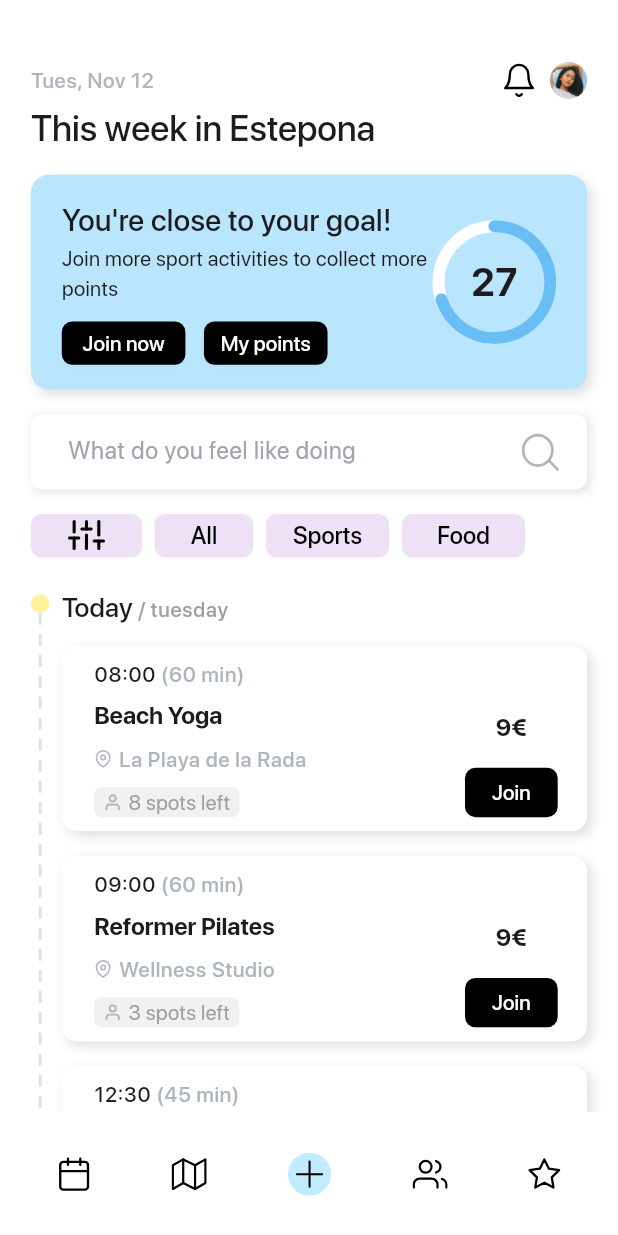
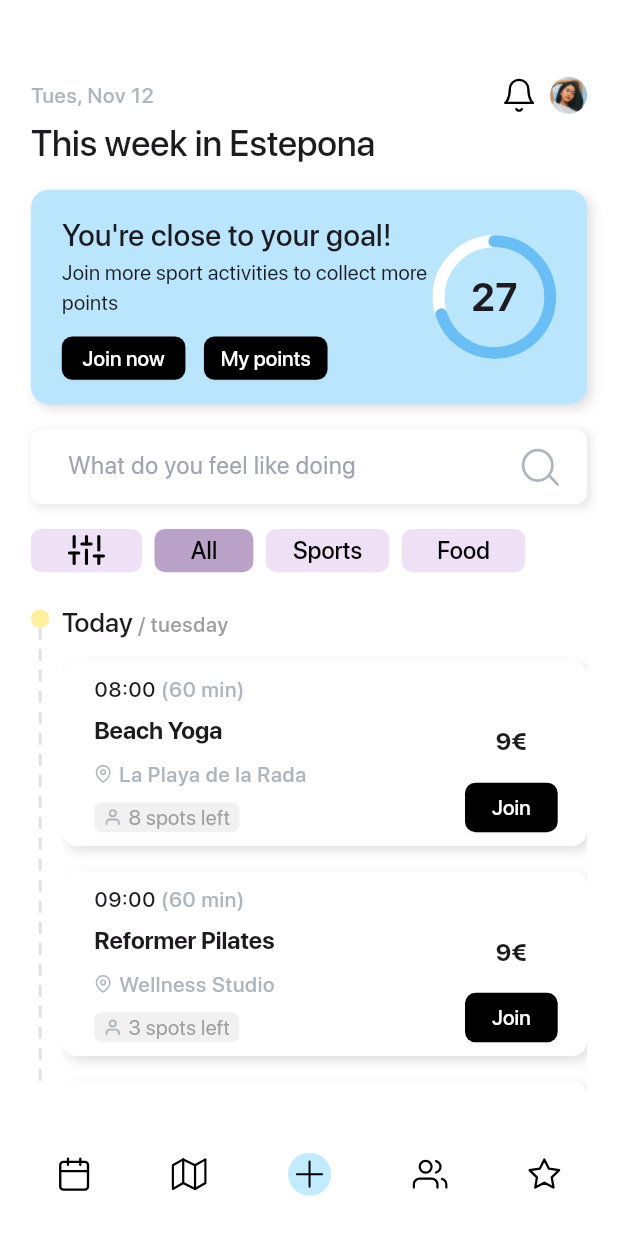
Before and after one commit to DarienRomero/SportsApp, a Flutter app: the screen it shows after launch, on a phone screen of 412 x 824 dp. Run offline on Flutter 3.47's test engine with Material 3 defaults, Android fonts, the phone set to English and light mode, and no system bars; drawn by our look-alikes of dotted_line, percent_indicator; our stand-ins replace animate_do, dartz, equatable, flutter_bloc, flutter_svg, get_it and 1 more; missing offline and left inert: flutter_skeleton_ui.

Commit message:
feat: category selector

```diff
--- a/lib/features/activities/data/datasources/mock/activities_repository_mock_datasource.dart
+++ b/lib/features/activities/data/datasources/mock/activities_repository_mock_datasource.dart
@@ -1,5 +1,5 @@
 import 'package:news_app/features/activities/data/models/activity_model.dart';
 
 abstract class ActivitiesRepositoryMockDataSource {
-  Future<List<ActivityModel>> getActivities();
+  Future<List<ActivityModel>> getActivities(String category);
 }
--- a/lib/features/activities/data/repositories/activities_repository_impl.dart
+++ b/lib/features/activities/data/repositories/activities_repository_impl.dart
@@ -1,9 +1,9 @@
 import 'package:dartz/dartz.dart';
 import 'package:news_app/core/error/failures.dart';
-import 'package:news_app/core/usecases/usecases.dart';
 import 'package:news_app/features/activities/data/datasources/mock/activities_repository_mock_datasource.dart';
 import 'package:news_app/features/activities/domain/entities/activity_entity.dart';
 import 'package:news_app/features/activities/domain/repositories/activities_repository.dart';
+import 'package:news_app/features/activities/domain/usecases/get_activities_usecase.dart';
 
 class ActivitiesRepositoryImpl implements ActivitiesRepository{
 
@@ -14,9 +14,9 @@
   });
 
   @override
-  Future<Either<Failure, List<ActivityEntity>>> getActivities(NoParams body) async{
+  Future<Either<Failure, List<ActivityEntity>>> getActivities(GetActivitiesParams body) async{
     try{
-      final response = await activitiesRepositoryMockDataSource.getActivities();
+      final response = await activitiesRepositoryMockDataSource.getActivities(body.category);
       return Right(response);
     }on NetworkFailure catch(e){
       return Left(e);
--- a/lib/features/activities/domain/entities/activity_entity.dart
+++ b/lib/features/activities/domain/entities/activity_entity.dart
@@ -9,6 +9,7 @@
   final int availableSpots;
   final String price;
   final List<String> labels;
+  final String category;
 
   const ActivityEntity({
     required this.id,
@@ -19,6 +20,7 @@
     required this.availableSpots,
     required this.price,
     required this.labels,
+    required this.category
   });
 
   ActivityEntity copyWith({
@@ -29,7 +31,8 @@
     String? location,
     int? availableSpots,
     String? price,
-    List<String>? labels
+    List<String>? labels,
+    String? category
   }) => ActivityEntity(
     id: id ?? this.id,
     startTime: startTime ?? this.startTime,
@@ -39,6 +42,7 @@
     availableSpots: availableSpots ?? this.availableSpots,
     price: price ?? this.price,
     labels: labels ?? this.labels,
+    category: category ?? this.category,
   );
 
   @override
@@ -50,6 +54,7 @@
     location,
     availableSpots,
     price,
-    labels
+    labels,
+    category
   ];
 }
--- a/lib/features/activities/domain/repositories/activities_repository.dart
+++ b/lib/features/activities/domain/repositories/activities_repository.dart
@@ -1,8 +1,8 @@
 import 'package:dartz/dartz.dart';
 import 'package:news_app/core/error/failures.dart';
-import 'package:news_app/core/usecases/usecases.dart';
 import 'package:news_app/features/activities/domain/entities/activity_entity.dart';
+import 'package:news_app/features/activities/domain/usecases/get_activities_usecase.dart';
 
 abstract class ActivitiesRepository{
-  Future<Either<Failure, List<ActivityEntity>>> getActivities(NoParams body);
+  Future<Either<Failure, List<ActivityEntity>>> getActivities(GetActivitiesParams body);
 }
--- a/lib/features/activities/domain/usecases/get_activities_usecase.dart
+++ b/lib/features/activities/domain/usecases/get_activities_usecase.dart
@@ -4,14 +4,22 @@
 import 'package:news_app/features/activities/domain/entities/activity_entity.dart';
 import 'package:news_app/features/activities/domain/repositories/activities_repository.dart';
 
-class GetActivitiesUseCase implements UseCase<List<ActivityEntity>, NoParams>{
+class GetActivitiesUseCase implements UseCase<List<ActivityEntity>, GetActivitiesParams>{
   final ActivitiesRepository activityRepository;
 
   GetActivitiesUseCase(this.activityRepository);
 
   @override
-  Future<Either<Failure, List<ActivityEntity>>> call(NoParams params) async {
+  Future<Either<Failure, List<ActivityEntity>>> call(GetActivitiesParams params) async {
     return await activityRepository.getActivities(params);
   }
 
 }
+
+class GetActivitiesParams {
+  final String category;
+
+  GetActivitiesParams({
+    required this.category
+  });
+}
--- a/lib/features/activities/presentation/bloc/activities_bloc.dart
+++ b/lib/features/activities/presentation/bloc/activities_bloc.dart
@@ -1,6 +1,5 @@
 import 'package:flutter/material.dart';
 import 'package:flutter_bloc/flutter_bloc.dart';
-import 'package:news_app/core/usecases/usecases.dart';
 import 'package:news_app/features/activities/domain/entities/activity_entity.dart';
 import 'package:news_app/features/activities/domain/usecases/get_activities_usecase.dart';
 
@@ -16,7 +15,8 @@
   }) : super( const ActivitiesState(
     activitiesList: [],
     activitiesListError: false,
-    activitiesListLoading: false
+    activitiesListLoading: false,
+    categorySelected: "All"
   ) ) {
 
     on<StartGetActivities>((event, emit) async {
@@ -25,7 +25,9 @@
         activitiesListError: false,
         activitiesList: [],
       ));
-      final failureOrData = await getActivitiesUseCase(NoParams());
+      final failureOrData = await getActivitiesUseCase(GetActivitiesParams(
+        category: state.categorySelected
+      ));
       failureOrData.fold(
         (failure) => emit(state.copyWith(
           activitiesListLoading: false,
@@ -39,5 +41,11 @@
         ))
       );
     });
+    on<StartSelectCategory>((event, emit) async {
+      emit(state.copyWith(
+        categorySelected: event.category
+      ));
+      add(StartGetActivities());
+    });
   }
 }
--- a/lib/features/activities/presentation/bloc/activities_event.dart
+++ b/lib/features/activities/presentation/bloc/activities_event.dart
@@ -6,3 +6,10 @@
 class StartGetActivities extends ActivitiesEvent {
   StartGetActivities();
 }
+
+class StartSelectCategory extends ActivitiesEvent {
+  final String category;
+  StartSelectCategory({
+    required this.category
+  });
+}
--- a/lib/features/activities/presentation/bloc/activities_state.dart
+++ b/lib/features/activities/presentation/bloc/activities_state.dart
@@ -5,20 +5,24 @@
   final bool activitiesListLoading;
   final bool activitiesListError;
   final List<ActivityEntity> activitiesList;
+  final String categorySelected;
 
   const ActivitiesState({
     required this.activitiesListLoading,
     required this.activitiesListError,
-    required this.activitiesList
+    required this.activitiesList,
+    required this.categorySelected,
   });
 
   ActivitiesState copyWith({
     bool? activitiesListLoading,
     bool? activitiesListError,
-    List<ActivityEntity>? activitiesList
+    List<ActivityEntity>? activitiesList,
+    String? categorySelected
   }) => ActivitiesState(
     activitiesListLoading: activitiesListLoading ?? this.activitiesListLoading,
     activitiesListError: activitiesListError ?? this.activitiesListError,
-    activitiesList: activitiesList ?? this.activitiesList
+    activitiesList: activitiesList ?? this.activitiesList,
+    categorySelected: categorySelected ?? this.categorySelected
   );
 }
--- a/lib/features/activities/presentation/widgets/today_activities/activities_list.dart
+++ b/lib/features/activities/presentation/widgets/today_activities/activities_list.dart
@@ -1,6 +1,7 @@
 import 'package:dotted_line/dotted_line.dart';
 import 'package:flutter/material.dart';
 import 'package:flutter_bloc/flutter_bloc.dart';
+import 'package:flutter_skeleton_ui/flutter_skeleton_ui.dart';
 import 'package:news_app/core/utils.dart';
 import 'package:news_app/features/activities/presentation/bloc/activities_bloc.dart';
 import 'package:news_app/features/activities/presentation/widgets/today_activities/activity_card.dart';
@@ -26,7 +27,10 @@
     super.initState();
     WidgetsBinding.instance.addPostFrameCallback((_) {
       // _getListViewHeight();
-      BlocProvider.of<ActivitiesBloc>(context, listen: false).add(StartGetActivities());
+      final activitiesBloc = BlocProvider.of<ActivitiesBloc>(context, listen: false);
+      activitiesBloc.add(StartGetActivities(
+
+      ));
     });
   }
 
@@ -79,11 +83,11 @@
           ),
           Container(
             width: mqWidth(context, 85),
+            height: mqHeigth(context, 40),
             child: ListView(
               key: _listViewKey,
               padding: EdgeInsets.zero,
               scrollDirection: Axis.vertical,
-              shrinkWrap: true,
               children: [
                 Text.rich(TextSpan(
                   children: [
@@ -109,12 +113,14 @@
                     }
                   },
                   builder: (context, activitiesState){
-                    return activitiesState.activitiesListLoading ? const LoadingView(
-                      heigth: 100
+                    // return ActivitiesListSkeleton();
+                    return activitiesState.activitiesListLoading ?
+                    LoadingView(
+                      heigth: 30,
                     ) : activitiesState.activitiesListError ? const ErrorView(
-                      heigth: 100
+                      heigth: 30
                     ) : activitiesState.activitiesList.isEmpty ? const EmptyView(
-                      heigth: 100
+                      heigth: 30
                     ) :  Column(
                       children: activitiesState.activitiesList.map((e) => ActivityCard(
                         activityEntity: e
@@ -130,3 +136,37 @@
     );
   }
 }
+
+class ActivitiesListSkeleton extends StatelessWidget {
+  const ActivitiesListSkeleton({super.key});
+
+  @override
+  Widget build(BuildContext context) {
+    return Skeleton(
+      isLoading: true,
+      skeleton: Container(
+        height: mqHeigth(context, 30),
+        child: SkeletonListView(
+          itemCount: 3,
+          item: SkeletonListTile(
+            verticalSpacing: 12,
+            titleStyle: SkeletonLineStyle(
+              height: 16,
+              minLength: 200,
+              randomLength: true,
+              borderRadius: BorderRadius.circular(12)
+            ),
+            subtitleStyle: SkeletonLineStyle(
+              height: 12,
+              maxLength: 200,
+              randomLength: true,
+              borderRadius: BorderRadius.circular(12)
+            ),
+            hasSubtitle: true,
+          ),
+        ),
+      ),
+      child: Container(),
+    );
+  }
+}
--- a/lib/features/activities/presentation/widgets/today_activities/activity_card.dart
+++ b/lib/features/activities/presentation/widgets/today_activities/activity_card.dart
@@ -1,3 +1,4 @@
+import 'package:animate_do/animate_do.dart';
 import 'package:flutter/material.dart';
 import 'package:news_app/core/custom_icons.dart';
 import 'package:news_app/core/utils.dart';
@@ -16,7 +17,9 @@
 
   @override
   Widget build(BuildContext context) {
-    return Container(
+    return FadeInLeft(
+      duration: Duration(milliseconds: 600),
+      child: Container(
         width: mqWidth(context, 85),
         height: mqHeigth(context, 15),
         margin: EdgeInsets.only(
@@ -131,6 +134,7 @@
             )
           ],
         ),
+      ),
     );
   }
 }
--- a/lib/features/activities/presentation/widgets/today_activities/category_selector.dart
+++ b/lib/features/activities/presentation/widgets/today_activities/category_selector.dart
@@ -1,6 +1,8 @@
 import 'package:flutter/material.dart';
+import 'package:flutter_bloc/flutter_bloc.dart';
 import 'package:news_app/core/custom_icons.dart';
 import 'package:news_app/core/utils.dart';
+import 'package:news_app/features/activities/presentation/bloc/activities_bloc.dart';
 import 'package:news_app/features/common/presentation/widgets/common_button.dart';
 import 'package:news_app/features/common/presentation/widgets/custom_svg_icon.dart';
 import 'package:news_app/features/common/presentation/widgets/h_spacing.dart';
@@ -10,7 +12,9 @@
 
   @override
   Widget build(BuildContext context) {
-    return Container(
+    return BlocBuilder<ActivitiesBloc, ActivitiesState>(
+      builder: (context, activitiesState){
+        return  Container(
           height: mqHeigth(context, 3.5),
           padding: EdgeInsets.only(
             left: mqWidth(context, 5)
@@ -25,47 +29,58 @@
                 label: "",
                 child: CustomSVGIcon(path: CustomIcons.slidersIcon),
                 width: mqWidth(context, 18),
-            color: Color(0xffEEE1F5),
+                color:  Color(0xffEEE1F5),
                 elevation: 0,
               ),
               HSpacing(2),
               CustomButton(
                 onPressed: (){
-
+                  final activitiesBloc = BlocProvider.of<ActivitiesBloc>(context, listen: false);
+                  activitiesBloc.add(StartSelectCategory(
+                    category: "All"
+                  ));
                 },
                 label: "All",
                 fontSize: 16,
                 width: mqWidth(context, 16),
                 labelColor: Colors.black,
-            color: Color(0xffEEE1F5),
+                color: activitiesState.categorySelected == "All" ? Color(0xffBAA1C8) : Color(0xffEEE1F5),
                 elevation: 0,
               ),
               HSpacing(2),
               CustomButton(
                 onPressed: (){
-
+                  final activitiesBloc = BlocProvider.of<ActivitiesBloc>(context, listen: false);
+                  activitiesBloc.add(StartSelectCategory(
+                    category: "Sports"
+                  ));
                 },
                 label: "Sports",
                 fontSize: 16,
                 width: mqWidth(context, 20),
                 labelColor: Colors.black,
-            color: Color(0xffEEE1F5),
+                color: activitiesState.categorySelected == "Sports" ? Color(0xffBAA1C8) : Color(0xffEEE1F5),
                 elevation: 0,
               ),
               HSpacing(2),
               CustomButton(
                 onPressed: (){
-
+                  final activitiesBloc = BlocProvider.of<ActivitiesBloc>(context, listen: false);
+                  activitiesBloc.add(StartSelectCategory(
+                    category: "Food"
+                  ));
                 },
                 label: "Food",
                 fontSize: 16,
                 width: mqWidth(context, 20),
                 labelColor: Colors.black,
-            color: Color(0xffEEE1F5),
+                color: activitiesState.categorySelected == "Food" ? Color(0xffBAA1C8) : Color(0xffEEE1F5),
                 elevation: 0,
               ),
             ],
           ),
         );
       }
+    );
   }
+}
--- a/pubspec.yaml
+++ b/pubspec.yaml
@@ -22,6 +22,8 @@
   percent_indicator: ^4.2.3
   flutter_svg: ^1.0.3
   dotted_line: ^3.2.3
+  animate_do: ^3.3.4
+  flutter_skeleton_ui: ^0.0.6
 
 dev_dependencies:
   flutter_test:
```
Also changed, not shown: lib/features/activities/data/datasources/mock/activities_repository_mock_datasource_impl.dart (+24 -6 lines), lib/features/activities/data/models/activity_model.dart (+9 -4 lines), pubspec.lock. Lines whose indentation alone changed are shown as unchanged.
